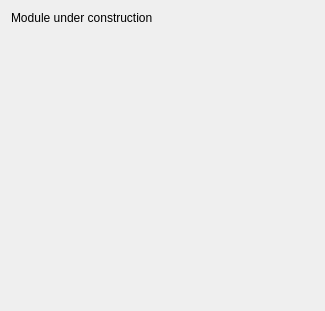
Old version of the form OpenLIFUProtocolConfig/Resources/UI/OpenLIFUProtocolConfig.ui in the repository arhowe00/SlicerOpenLIFU.
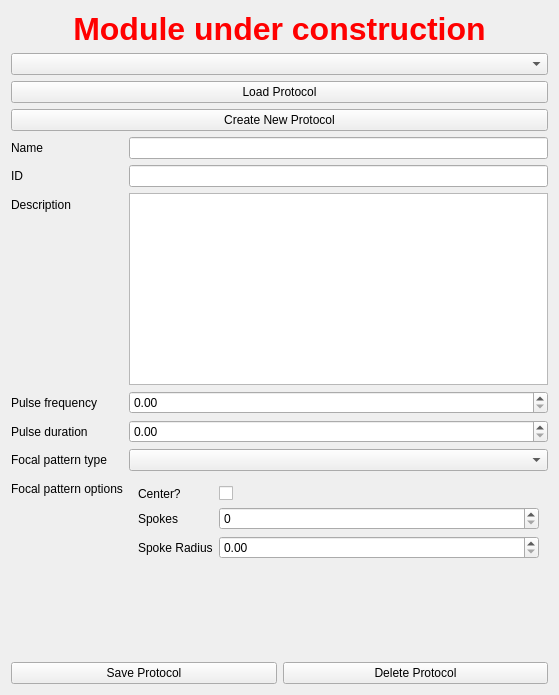
New version of the form. The open tabs and pages were chosen to show the change. Custom widgets are drawn as their Qt base class.

Commit message:
Modify protocol config UI and load in setup()
- This commit features a tentative UI file for managing protocol
  configurations (i.e. loaded Protocol classes), along with the
  functionality proposed in #163. `setup()` within
  `OpenLIFUProtocolConfigWidget` has been configured to load the UI and
  dynamically display a widget for modifying the focal pattern,
  depending on which is loaded.

- The widget is not observing any of the buttons, and no logic is yet
  implemented for actually modifying buttons.

The edit to the form file:
```diff
--- a/OpenLIFUProtocolConfig/Resources/UI/OpenLIFUProtocolConfig.ui
+++ b/OpenLIFUProtocolConfig/Resources/UI/OpenLIFUProtocolConfig.ui
@@ -1,46 +1,259 @@
 <?xml version="1.0" encoding="UTF-8"?>
 <ui version="4.0">
- <class>OpenLIFUProtocolConfiguration</class>
- <widget class="qMRMLWidget" name="OpenLIFUProtocolConfiguration">
-  <property name="geometry">
-   <rect>
-    <x>0</x>
-    <y>0</y>
-    <width>325</width>
-    <height>311</height>
-   </rect>
-  </property>
-  <layout class="QVBoxLayout" name="verticalLayout">
-   <item>
-    <widget class="QLabel" name="label">
-     <property name="text">
-      <string>Module under construction</string>
-     </property>
-    </widget>
-   </item>
-   <item>
-    <spacer name="verticalSpacer">
-     <property name="orientation">
-      <enum>Qt::Vertical</enum>
-     </property>
-     <property name="sizeHint" stdset="0">
-      <size>
-       <width>20</width>
-       <height>40</height>
-      </size>
-     </property>
-    </spacer>
-   </item>
-  </layout>
- </widget>
- <customwidgets>
-  <customwidget>
-   <class>qMRMLWidget</class>
-   <extends>QWidget</extends>
-   <header>qMRMLWidget.h</header>
-   <container>1</container>
-  </customwidget>
- </customwidgets>
- <resources/>
- <connections/>
+  <class>OpenLIFUProtocolConfig</class>
+  <widget class="qMRMLWidget" name="OpenLIFUProtocolConfig">
+    <property name="geometry">
+      <rect>
+        <x>0</x>
+        <y>0</y>
+        <width>559</width>
+        <height>695</height>
+      </rect>
+    </property>
+    <layout class="QVBoxLayout" name="verticalLayout_3">
+      <item>
+        <widget class="QLabel" name="label">
+          <property name="text">
+            <string>Module under construction</string>
+          </property>
+          <property name="styleSheet">
+            <string>
+              color: red;
+              font-size: 32px;
+              font-weight: bold;
+            </string>
+          </property>
+          <property name="alignment">
+            <set>Qt::AlignCenter</set>
+          </property>
+        </widget>
+      </item>
+      <item>
+        <widget class="ctkComboBox" name="protocolSelector">
+          <property name="defaultText">
+            <string>Select a protocol...</string>
+          </property>
+        </widget>
+      </item>
+      <item>
+        <widget class="QPushButton" name="loadProtocolButton">
+          <property name="toolTip">
+            <string>Load an openlifu protocol from json</string>
+          </property>
+          <property name="text">
+            <string>Load Protocol</string>
+          </property>
+        </widget>
+      </item>
+      <item>
+        <widget class="QPushButton" name="createNewProtocolButton">
+          <property name="toolTip">
+            <string>Create a new openlifu protocol</string>
+          </property>
+          <property name="text">
+            <string>Create New Protocol</string>
+          </property>
+        </widget>
+      </item>
+      <item>
+        <layout class="QFormLayout" name="protocolFormLayout">
+          <item row="0" column="0">
+            <widget class="QLabel" name="protocolNameLabel">
+              <property name="text">
+                <string>Name</string>
+              </property>
+            </widget>
+          </item>
+          <item row="0" column="1">
+            <widget class="QLineEdit" name="protocolNameLineEdit">
+              <property name="toolTip">
+                <string>Protocol name</string>
+              </property>
+            </widget>
+          </item>
+          <item row="1" column="0">
+            <widget class="QLabel" name="protocolIdLabel">
+              <property name="text">
+                <string>ID</string>
+              </property>
+            </widget>
+          </item>
+          <item row="1" column="1">
+            <widget class="QLineEdit" name="protocolIdLineEdit">
+              <property name="toolTip">
+                <string>Protocol ID</string>
+              </property>
+            </widget>
+          </item>
+          <item row="2" column="0">
+            <widget class="QLabel" name="protocolDescriptionLabel">
+              <property name="text">
+                <string>Description</string>
+              </property>
+            </widget>
+          </item>
+          <item row="2" column="1">
+            <widget class="QPlainTextEdit" name="protocolDescriptionTextEdit">
+              <property name="toolTip">
+                <string>Protocol description</string>
+              </property>
+            </widget>
+          </item>
+          <item row="3" column="0">
+            <widget class="QLabel" name="pulseFrequencyLabel">
+              <property name="text">
+                <string>Pulse frequency</string>
+              </property>
+            </widget>
+          </item>
+          <item row="4" column="0">
+            <widget class="QLabel" name="pulseDurationLabel">
+              <property name="text">
+                <string>Pulse duration</string>
+              </property>
+            </widget>
+          </item>
+          <item row="5" column="0">
+            <widget class="QLabel" name="focalPatternLabel">
+              <property name="text">
+                <string>Focal pattern type</string>
+              </property>
+            </widget>
+          </item>
+          <item row="5" column="1">
+            <widget class="QComboBox" name="focalPatternComboBox">
+              <property name="toolTip">
+                <string>
+                  Type of pattern to use to determine target points
+                </string>
+              </property>
+            </widget>
+          </item>
+          <item row="6" column="1">
+            <widget class="QStackedWidget" name="focalPatternOptionsStackedWidget">
+              <property name="currentIndex">
+                <number>0</number>
+              </property>
+              <widget class="QWidget" name="noFocalPatternPage" />
+              <widget class="QWidget" name="singlePointPage">
+                <layout class="QVBoxLayout" name="verticalLayout_4">
+                  <item>
+                    <widget class="QLabel" name="singlePointOptionsLabel">
+                      <property name="text">
+                        <string>
+                          (No options for the single point pattern)
+                        </string>
+                      </property>
+                      <property name="alignment">
+                        <set>Qt::AlignCenter</set>
+                      </property>
+                    </widget>
+                  </item>
+                </layout>
+              </widget>
+              <widget class="QWidget" name="wheelPage">
+                <layout class="QFormLayout" name="formLayout_2">
+                  <item row="0" column="1">
+                    <widget class="QCheckBox" name="wheelCenterCheckBox">
+                      <property name="toolTip">
+                        <string>
+                          Whether to include the center point of the wheel
+                          pattern
+                        </string>
+                      </property>
+                      <property name="text">
+                        <string />
+                      </property>
+                    </widget>
+                  </item>
+                  <item row="1" column="0">
+                    <widget class="QLabel" name="numSpokesLabel">
+                      <property name="text">
+                        <string>Spokes</string>
+                      </property>
+                    </widget>
+                  </item>
+                  <item row="0" column="0">
+                    <widget class="QLabel" name="wheelCenterLabel">
+                      <property name="text">
+                        <string>Center?</string>
+                      </property>
+                    </widget>
+                  </item>
+                  <item row="1" column="1">
+                    <widget class="QSpinBox" name="numSpokesSpinBox" />
+                  </item>
+                  <item row="2" column="0">
+                    <widget class="QLabel" name="spokeRadiusLabel">
+                      <property name="text">
+                        <string>Spoke Radius</string>
+                      </property>
+                    </widget>
+                  </item>
+                  <item row="2" column="1">
+                    <widget class="QDoubleSpinBox" name="spokeRadiusSpinBox" />
+                  </item>
+                </layout>
+              </widget>
+            </widget>
+          </item>
+          <item row="6" column="0">
+            <widget class="QLabel" name="focalPatternOptionsLabel">
+              <property name="text">
+                <string>Focal pattern options</string>
+              </property>
+            </widget>
+          </item>
+          <item row="3" column="1">
+            <widget class="QDoubleSpinBox" name="pulseFrequencySpinBox">
+              <property name="toolTip">
+                <string>Frequency of the pulse in Hz</string>
+              </property>
+            </widget>
+          </item>
+          <item row="4" column="1">
+            <widget class="QDoubleSpinBox" name="doubleSpinBox_2">
+              <property name="toolTip">
+                <string>Duration of the pulse in s</string>
+              </property>
+            </widget>
+          </item>
+        </layout>
+      </item>
+      <item>
+        <layout class="QHBoxLayout" name="protocolButtonsLayout">
+          <item>
+            <widget class="QPushButton" name="protocolSaveButton">
+              <property name="text">
+                <string>Save Protocol</string>
+              </property>
+            </widget>
+          </item>
+          <item>
+            <widget class="QPushButton" name="pushButton">
+              <property name="text">
+                <string>Delete Protocol</string>
+              </property>
+            </widget>
+          </item>
+        </layout>
+      </item>
+    </layout>
+  </widget>
+  <customwidgets>
+    <customwidget>
+      <class>qMRMLWidget</class>
+      <extends>QWidget</extends>
+      <header>qMRMLWidget.h</header>
+      <container>1</container>
+    </customwidget>
+    <customwidget>
+      <class>ctkComboBox</class>
+      <extends>QComboBox</extends>
+      <header>ctkComboBox.h</header>
+      <container>1</container>
+    </customwidget>
+  </customwidgets>
+  <resources />
+  <connections />
 </ui>
```
The commit also changes 1 other file.
